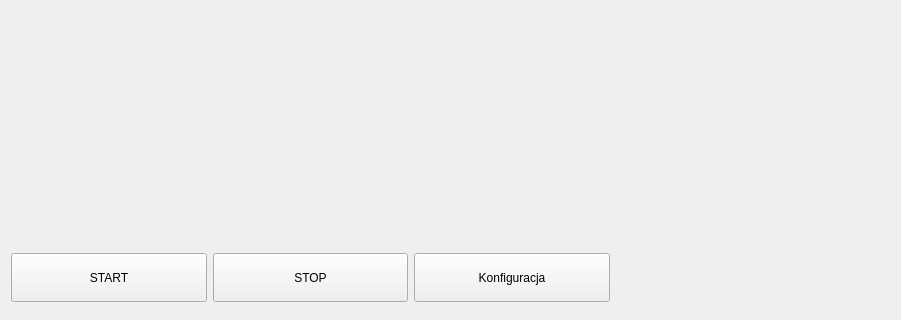
Above: mainwindow.ui from tarnowskijan/Projekt_IM__QT before the change; both pictures show x 0 to 901 and y 298 to 618 of the 1251 by 618 pixel window. Below: the same form after it.
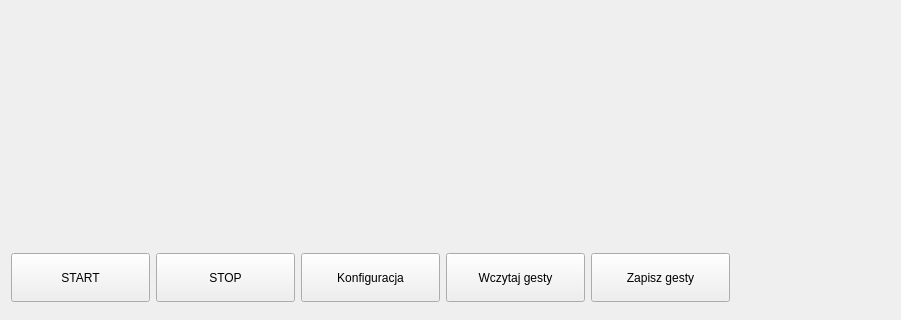
That is the form after the change.

Commit message: Dodanie zapisywania i wczytywania gestow.

Diff of the .ui file:
```diff
--- a/mainwindow.ui
+++ b/mainwindow.ui
@@ -51,7 +51,7 @@
      <rect>
       <x>0</x>
       <y>540</y>
-      <width>621</width>
+      <width>741</width>
       <height>71</height>
      </rect>
     </property>
@@ -95,6 +95,32 @@
        </property>
       </widget>
      </item>
+     <item>
+      <widget class="QPushButton" name="loadPatternsButton">
+       <property name="sizePolicy">
+        <sizepolicy hsizetype="Minimum" vsizetype="Expanding">
+         <horstretch>0</horstretch>
+         <verstretch>0</verstretch>
+        </sizepolicy>
+       </property>
+       <property name="text">
+        <string>Wczytaj gesty</string>
+       </property>
+      </widget>
+     </item>
+     <item>
+      <widget class="QPushButton" name="savePatternsButton">
+       <property name="sizePolicy">
+        <sizepolicy hsizetype="Minimum" vsizetype="Expanding">
+         <horstretch>0</horstretch>
+         <verstretch>0</verstretch>
+        </sizepolicy>
+       </property>
+       <property name="text">
+        <string>Zapisz gesty</string>
+       </property>
+      </widget>
+     </item>
     </layout>
    </widget>
   </widget>
```
The commit also changes 2 other files.
